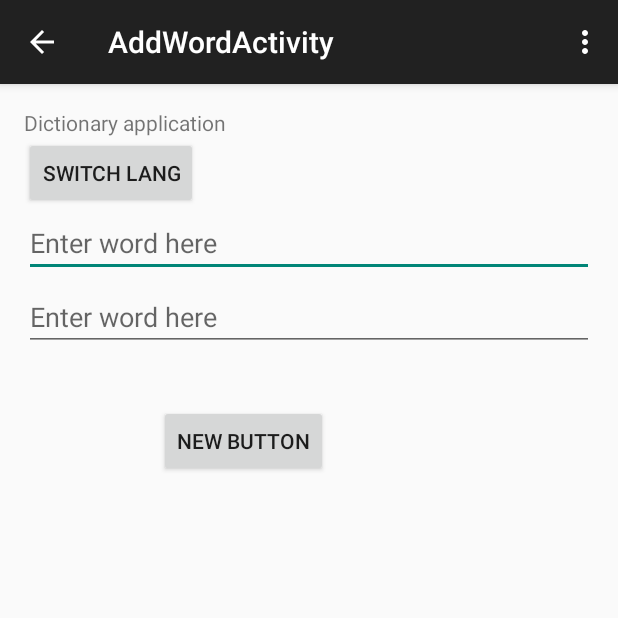
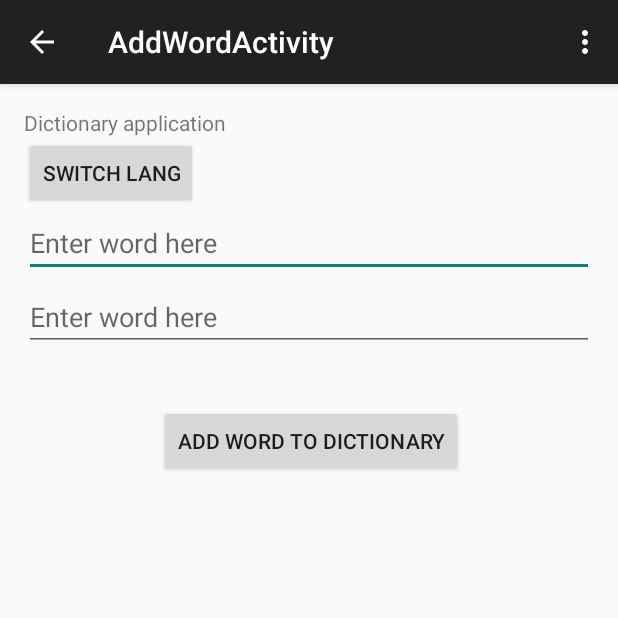
Before and after one commit to wangjun/dictionary-3, an Android app: the AddWordActivity screen opened directly, with no data from a screen before it, on a phone screen of 412 x 824 dp, the top half of it. Run offline under Robolectric (Android 15) with nearby library versions, the phone set to English and light mode, and no system bars.

Commit message:
Minor changes.

```diff
--- a/dictionary/src/main/res/layout/activity_add_word.xml
+++ b/dictionary/src/main/res/layout/activity_add_word.xml
@@ -68,7 +68,7 @@
     <Button
         android:layout_width="wrap_content"
         android:layout_height="wrap_content"
-        android:text="New Button"
+        android:text="@string/add_word"
         android:id="@+id/button_add_word2"
         android:layout_below="@+id/editText2"
         android:layout_alignParentLeft="true"
--- a/dictionary/src/main/res/layout/activity_main.xml
+++ b/dictionary/src/main/res/layout/activity_main.xml
@@ -62,7 +62,7 @@
             style="?android:attr/buttonStyleSmall"
             android:layout_width="wrap_content"
             android:layout_height="wrap_content"
-            android:text="@string/add_lang"
+            android:text="@string/add_word"
             android:id="@+id/add_word_button" />
     </LinearLayout>
 
--- a/dictionary/src/main/res/values/strings.xml
+++ b/dictionary/src/main/res/values/strings.xml
@@ -21,5 +21,6 @@
     <string name="dummy_button">Dummy Button</string>
     <string name="dummy_content">DUMMY\nCONTENT</string>
     <string name="title_activity_add_word">AddWordActivity</string>
+    <string name="add_word">Add word to dictionary</string>
 
 </resources>
```
